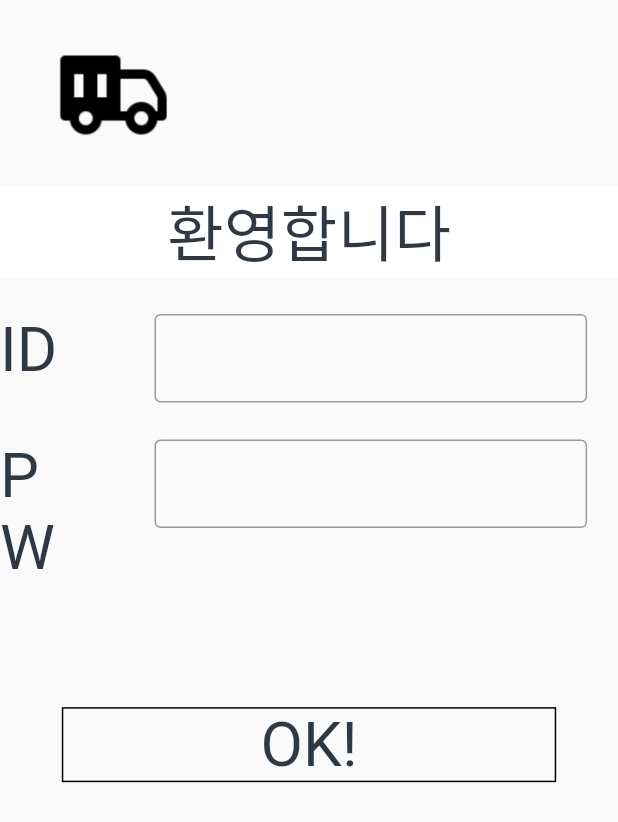
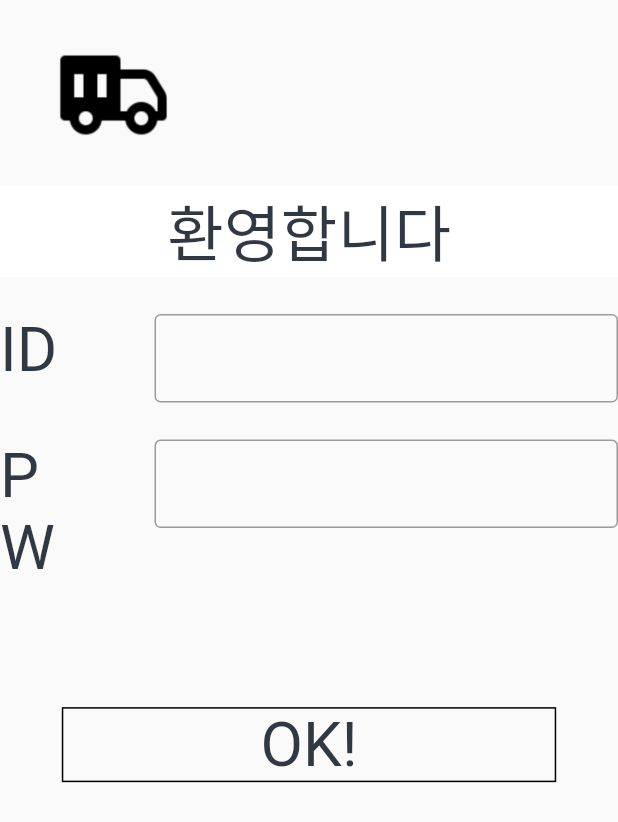
Before and after one commit to jun-young1993/freight-ui, a Flutter app: the screen it shows after launch, after a tap on "LOG IN", on a phone screen of 412 x 824 dp. Shown: the top 822 px of the screen. Run offline on Flutter 3.47's test engine with Material 2 defaults, Android fonts, the phone set to English and light mode, and no system bars; our stand-ins replace flutter_bloc, flutter_dotenv, flutter_secure_storage, flutter_svg, syncfusion_flutter_datepicker; missing offline and left inert: dart:ffi, excel.

Commit message:
sign in form

```diff
--- a/lib/routes.dart
+++ b/lib/routes.dart
@@ -14,7 +14,8 @@ enum Routes {
   oil,
   maintenance,
   simpleLogin,
-  authLogin
+  authLogin,
+  signUp
 }
 
 class _Paths {
@@ -25,6 +26,7 @@ class _Paths {
   static const String maintenance = 'maintenance';
   static const String simpleLogin = 'simpleLogin';
   static const String authLogin = 'authLogin';
+  static const String signUp = 'signUp';
 
   static const Map<Routes, String> _pathMap = {
     Routes.home: _Paths.home,
@@ -33,7 +35,8 @@ class _Paths {
     Routes.oil: _Paths.oil,
     Routes.maintenance: _Paths.maintenance,
     Routes.simpleLogin: _Paths.simpleLogin,
-    Routes.authLogin: _Paths.authLogin
+    Routes.authLogin: _Paths.authLogin,
+    Routes.signUp: _Paths.signUp
   };
 
   static String of(Routes route) => _pathMap[route] ?? home;
@@ -61,6 +64,8 @@ class AppNavigator {
         return FadeRoute(page: const UserScreen());
       case _Paths.authLogin:
         return FadeRoute(page: const UserAuthLogin());
+      case _Paths.signUp:
+        return FadeRoute(page: const UserSignUp());
       default:
         return FadeRoute(page: const UserScreen());
     }
--- a/lib/states/user/user_bloc.dart
+++ b/lib/states/user/user_bloc.dart
@@ -9,6 +9,7 @@ class UserBloc extends Bloc<UserEvent, UserState> {
   UserBloc(this._userRepository) : super(const UserState.initial()) {
     on<UserLogin>(_onUserLogin);
     on<GuestLogin>(_onGuestLogin);
+    on<SignUp>(_onSignUp);
   }
 
   void _onUserLogin(UserLogin event, Emitter<UserState> emit) async {
@@ -34,7 +35,7 @@ class UserBloc extends Bloc<UserEvent, UserState> {
 
   void _onSignUp(SignUp envet, Emitter<UserState> emit) async {
     try{
-      await AppNavigator.push(Routes.home);
+      await AppNavigator.push(Routes.signUp);
     } on Exception catch (e) {
 
     }
--- a/lib/ui/screen/user/sections/user_auth_login.dart
+++ b/lib/ui/screen/user/sections/user_auth_login.dart
@@ -9,8 +9,7 @@ class UserAuthLogin extends StatefulWidget {
 class _UserAuthLoginState extends State<UserAuthLogin> {
   final GlobalKey<NestedScrollViewState> _scrollKey = GlobalKey();
 
-  @override
-  BuildContext get context => super.context;
+
   UserBloc get userBloc => context.read<UserBloc>();
 
 
@@ -26,7 +25,7 @@ class _UserAuthLoginState extends State<UserAuthLogin> {
             child: Column(
               crossAxisAlignment: CrossAxisAlignment.stretch,
               children: [
-                _buildImage(),
+                const MainBackImage(),
                 _buildTitle(),
                 _buildForm(),
                 _buildLogin()
@@ -65,20 +64,6 @@ class _UserAuthLoginState extends State<UserAuthLogin> {
     );
   }
 
-  Widget _buildImage(){
-    double screenHeight = MediaQuery.of(context).size.height;
-    return Container(
-      height: screenHeight * 0.15,
-      padding: EdgeInsets.all(screenHeight * 0.03),
-      alignment: Alignment.topLeft,
-      child: GestureDetector(
-        onTap: () => AppNavigator.pop(),
-        child: const Image(image: AppImages.truck),
-      )
-
-    );
-  }
-
   Widget _buildTitle(){
     double screenHeight = MediaQuery.of(context).size.height;
     return Container(
@@ -104,11 +89,11 @@ class _UserAuthLoginState extends State<UserAuthLogin> {
           SizedBox(
             height: screenHeight * 0.03,
           ),
-          _buildLoginInputField('ID'),
+          UserInputField(label: 'ID'),
           SizedBox(
             height: screenHeight * 0.03,
           ),
-          _buildLoginInputField('PW'),
+          UserInputField(label: 'PW',)
 
         ],
       )
@@ -116,37 +101,6 @@ class _UserAuthLoginState extends State<UserAuthLogin> {
 
   }
 
-  Widget _buildLoginInputField(String label){
-    double screenHeight = MediaQuery.of(context).size.height;
-    double screenWidth = MediaQuery.of(context).size.width;
-    return Row(
-      crossAxisAlignment: CrossAxisAlignment.start,
-      children: [
-        Container(
-          width: screenWidth * 0.15,
-          child: Text(
-              style: TextStyle(
-                  fontSize: screenHeight * 0.05, color: AppColors.black
-              ),
-              label
-          ),
-        ),
-        SizedBox(
-          width: screenWidth * 0.1,
-        ),
-        Expanded(
-          child: TextFormField(
-            decoration: InputDecoration(
-                border: OutlineInputBorder()
-            ),
-          ),
-        ),
-        SizedBox(
-          width: screenWidth * 0.05,
-        ),
 
-      ],
-    );
-  }
 
 }
--- a/lib/ui/screen/user/sections/user_login.dart
+++ b/lib/ui/screen/user/sections/user_login.dart
@@ -28,6 +28,10 @@ class _UserLoginState extends State<_UserLogin> {
     userBloc.add(const GuestLogin());
   }
 
+  void signUp() {
+    userBloc.add(const SignUp());
+  }
+
   @override
   Widget build(BuildContext context) {
     double screenHeight = MediaQuery.of(context).size.height;
@@ -50,7 +54,7 @@ class _UserLoginState extends State<_UserLogin> {
             SizedBox(
               height: screenHeight * 0.07,
             ),
-            _buildButton(context,'SIGN UP',userLogin),
+            _buildButton(context,'SIGN UP',signUp),
           ],
         )
     );
--- a/lib/ui/screen/user/user.dart
+++ b/lib/ui/screen/user/user.dart
@@ -6,6 +6,8 @@ import 'package:freight_ui/config/route_map.dart';
 import 'package:freight_ui/routes.dart';
 import 'package:freight_ui/states/user/user_bloc.dart';
 import 'package:freight_ui/states/user/user_event.dart';
+import 'package:freight_ui/ui/widgets/main_back_image.dart';
+import 'package:freight_ui/ui/widgets/user_input_field.dart';
 
 part 'sections/user_login.dart';
 part 'sections/user_auth_login.dart';
--- /dev/null
+++ b/lib/ui/widgets/main_back_image.dart
@@ -0,0 +1,24 @@
+import 'package:flutter/cupertino.dart';
+import 'package:freight_ui/config/images.dart';
+import 'package:freight_ui/routes.dart';
+
+
+
+class MainBackImage extends StatelessWidget {
+  const MainBackImage();
+
+  @override
+  Widget build(BuildContext context) {
+    double screenHeight = MediaQuery.of(context).size.height;
+    return Container(
+        height: screenHeight * 0.15,
+        padding: EdgeInsets.all(screenHeight * 0.03),
+        alignment: Alignment.topLeft,
+        child: GestureDetector(
+          onTap: () => AppNavigator.pop(),
+          child: const Image(image: AppImages.truck),
+        )
+
+    );
+  }
+}
--- /dev/null
+++ b/lib/ui/widgets/user_input_field.dart
@@ -0,0 +1,46 @@
+import 'package:flutter/cupertino.dart';
+import 'package:flutter/material.dart';
+import 'package:freight_ui/config/colors.dart';
+
+class UserInputField extends StatelessWidget {
+  final String label;
+  final double labelSize;
+  const UserInputField({
+      required String this.label,
+    double this.labelSize = 0.05
+  });
+
+
+
+
+  @override
+  Widget build(BuildContext context) {
+    double screenHeight = MediaQuery.of(context).size.height;
+    double screenWidth = MediaQuery.of(context).size.width;
+    return Row(
+      crossAxisAlignment: CrossAxisAlignment.start,
+      children: [
+        Container(
+          width: screenWidth * 0.15,
+          child: Text(
+              style: TextStyle(
+                  fontSize: screenHeight * labelSize, color: AppColors.black
+              ),
+              label
+          ),
+        ),
+        SizedBox(
+          width: screenWidth * 0.1,
+        ),
+        Expanded(
+          child: TextFormField(
+            decoration: InputDecoration(
+                border: OutlineInputBorder()
+            ),
+          ),
+        ),
+      ],
+    );
+  }
+
+}
```
Also changed, not shown: lib/ui/screen/user/sections/user_sign_up.dart (+96 -2 lines).
